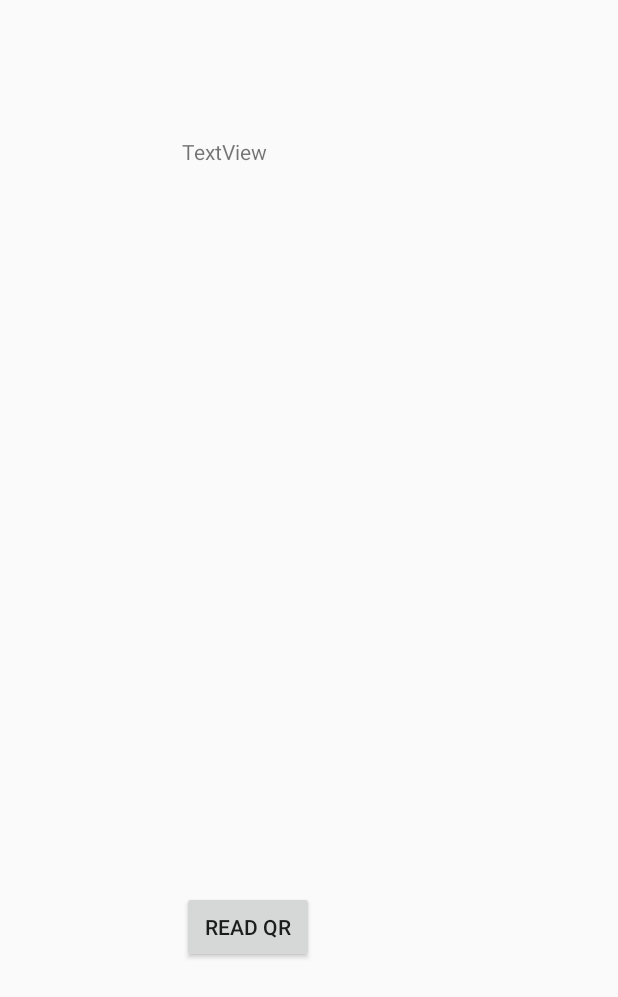
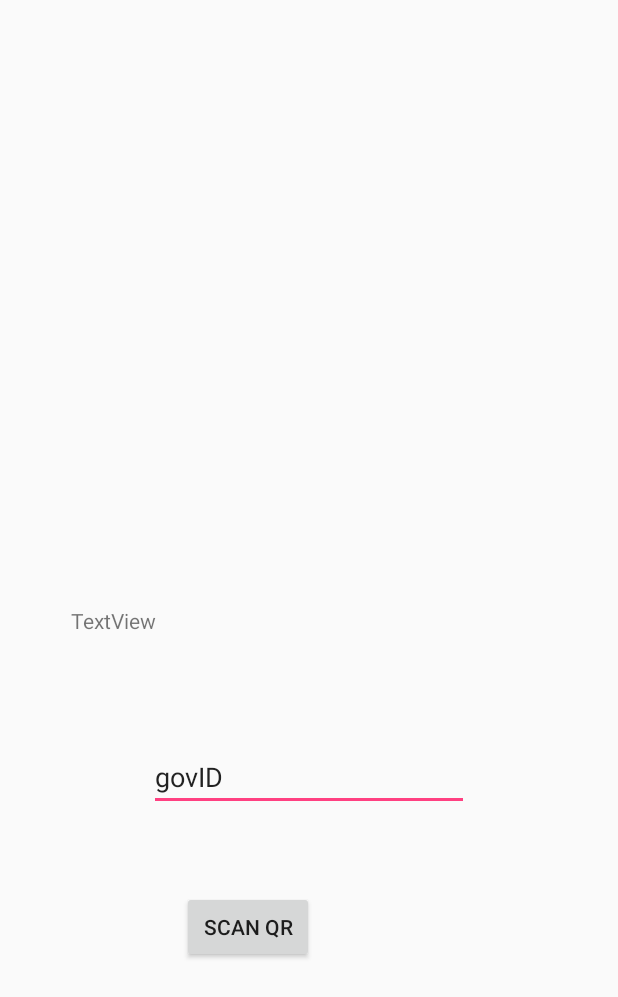
Before and after one commit to ConZimmer/BlockVoteRegistrarApp, an Android app: the layout activity_read_qr.xml on its own in the app's theme, with its tools: preview values and no code run, on a phone screen of 412 x 824 dp. Shown: the top 997 px of the screen. Run offline under Robolectric (Android 15) with nearby library versions, the light colour scheme and no system bars.

Commit message:
Passing values from read to generate activities & register voters

```diff
--- a/app/src/main/java/com/blockvote/registrarapplication/qrCode/GenerateQRActivity.java
+++ b/app/src/main/java/com/blockvote/registrarapplication/qrCode/GenerateQRActivity.java
@@ -8,6 +8,7 @@ import android.view.View;
 import android.widget.Button;
 import android.widget.EditText;
 import android.widget.ImageView;
+import android.widget.TextView;
 
 import com.google.zxing.BarcodeFormat;
 import com.google.zxing.MultiFormatWriter;
@@ -22,6 +23,7 @@ public class GenerateQRActivity extends AppCompatActivity {
     private ImageView imageView;
     private Button button;
     private EditText editText;
+    private TextView textView;
     private String EditTextValue ;
     private Thread thread ;
     private final static int QRcodeWidth = 1000 ;
@@ -38,6 +40,9 @@ public class GenerateQRActivity extends AppCompatActivity {
         imageView = (ImageView)findViewById(R.id.image_QRCode);
         editText = (EditText)findViewById(R.id.generate_message);
         button = (Button)findViewById(R.id.generate_button);
+        textView = (TextView)findViewById(R.id.textViewResults);
+
+        textView.setText(getIntent().getStringExtra("Value"));
 
         button.setOnClickListener(new View.OnClickListener() {
             @Override
--- a/app/src/main/res/layout/activity_read_qr.xml
+++ b/app/src/main/res/layout/activity_read_qr.xml
@@ -10,18 +10,8 @@
     android:paddingTop="@dimen/activity_vertical_margin"
     tools:context="com.blockvote.registrarapplication.qrCode.ReadQRActivity">
 
-    <TextView
-        android:text="TextView"
-        android:layout_width="wrap_content"
-        android:layout_height="wrap_content"
-        android:layout_marginTop="75dp"
-        android:id="@+id/readQR_blurb"
-        android:layout_alignParentTop="true"
-        android:layout_alignLeft="@+id/readQR_button"
-        android:layout_alignStart="@+id/readQR_button" />
-
     <Button
-        android:text="Read QR"
+        android:text="Scan QR"
         android:layout_width="wrap_content"
         android:layout_height="wrap_content"
         android:id="@+id/readQR_button"
@@ -31,4 +21,27 @@
         android:layout_alignParentLeft="true"
         android:layout_alignParentStart="true"
         android:layout_marginBottom="166dp" />
+
+    <EditText
+        android:layout_width="wrap_content"
+        android:layout_height="wrap_content"
+        android:inputType="textPersonName"
+        android:text="govID"
+        android:ems="10"
+        android:layout_above="@+id/readQR_button"
+        android:layout_centerHorizontal="true"
+        android:layout_marginBottom="53dp"
+        android:id="@+id/editText" />
+
+    <TextView
+        android:text="TextView"
+        android:layout_width="wrap_content"
+        android:layout_height="wrap_content"
+        android:id="@+id/readQR_blurb"
+        android:layout_above="@+id/editText"
+        android:layout_alignParentLeft="true"
+        android:layout_alignParentStart="true"
+        android:layout_marginLeft="31dp"
+        android:layout_marginStart="31dp"
+        android:layout_marginBottom="72dp" />
 </RelativeLayout>
```
Also changed, not shown: app/src/main/java/com/blockvote/registrarapplication/MainActivity.java (+4 -4 lines), app/src/main/java/com/blockvote/registrarapplication/model/RegisterVoterModel.java (added, +46 -0 lines), app/src/main/java/com/blockvote/registrarapplication/model/registerVoter_response.java (added, +35 -0 lines), app/src/main/java/com/blockvote/registrarapplication/network/BlockVoteServerAPI.java (+7 -0 lines), app/src/main/java/com/blockvote/registrarapplication/qrCode/ReadQRActivity.java (+69 -0 lines), app/src/main/res/layout/activity_generate_qr.xml (+10 -0 lines).
